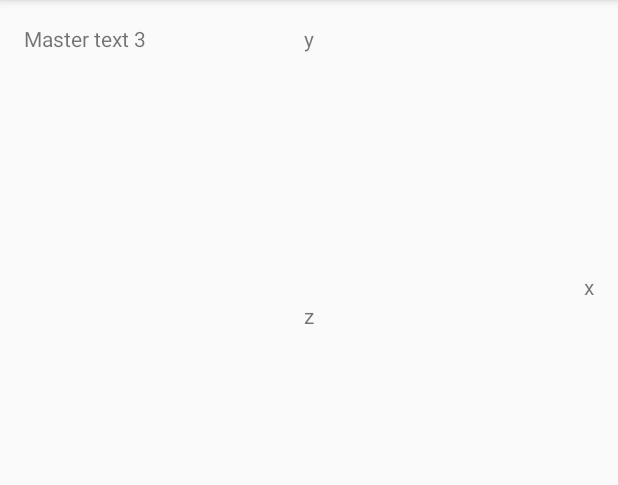
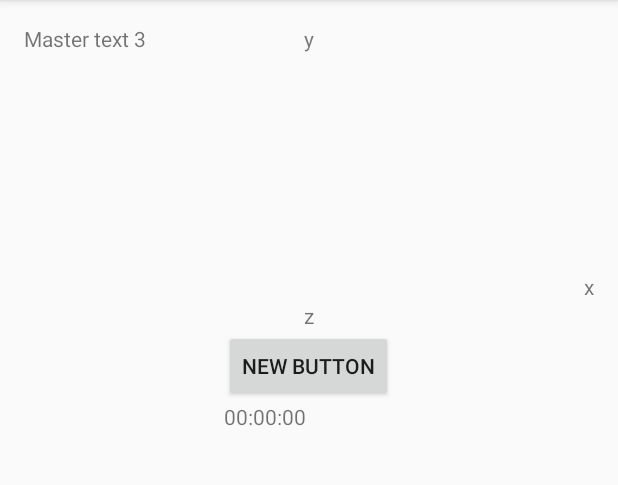
Before and after one commit to xigolle/WakeApp, an Android app: the screen it shows after launch (MainActivity), on a phone screen of 412 x 824 dp, the part 84-569 px from its top. Run offline under Robolectric (Android 15) with nearby library versions, the phone set to English and light mode, and no system bars.

Commit message:
begin of timecheck
first steps into time check

```diff
--- a/app/src/main/java/com/example/joeyd/wakeapp/MainActivity.java
+++ b/app/src/main/java/com/example/joeyd/wakeapp/MainActivity.java
@@ -1,14 +1,26 @@
 package com.example.joeyd.wakeapp;
 
+import android.os.AsyncTask;
+import android.os.Bundle;
 import android.support.v7.app.AppCompatActivity;
-import android.os.Bundle;
+import android.util.Log;
 import android.view.Menu;
 import android.view.MenuItem;
+import android.view.View;
+import android.widget.TextView;
+import android.widget.Toast;
+
+import java.util.Calendar;
+import java.util.Date;
+import java.util.Objects;
+
 
 public class MainActivity extends AppCompatActivity /* implements SensorEventListener*/ {
 
     accelerometerManager accelerometer;
 
+    //TextView timeTxtView;
+    checkTime timeCheck;
     @Override
     protected void onCreate(Bundle savedInstanceState) {
         super.onCreate(savedInstanceState);
@@ -18,6 +30,8 @@ public class MainActivity extends AppCompatActivity /* implements SensorEventLis
 
         accelerometer = new accelerometerManager(this.getApplicationContext(), this);
 
+        //getTime.execute();
+        timeCheck = new checkTime("name");
     }
 
     @Override
@@ -41,4 +55,43 @@ public class MainActivity extends AppCompatActivity /* implements SensorEventLis
 
         return super.onOptionsItemSelected(item);
     }
+
+    /*AsyncTask getTime = new AsyncTask<Object, String, String>() {
+        @Override
+        protected String doInBackground(Object... params) {
+
+            for (int i = 0; i < 0; i++) {
+                Calendar cal = Calendar.getInstance();
+                int hour = cal.get(Calendar.HOUR_OF_DAY);
+                int minute = cal.get(Calendar.MINUTE);
+                int second = cal.get(Calendar.SECOND);
+                String time = hour + ":" + minute + ":" + second;
+                Log.i("Debug", time);
+                publishProgress(time);
+            }
+            return "5";
+        }
+
+        protected void onProgressUpdate(String... time) {
+            timeTxtView = (TextView)findViewById(R.id.time);
+            timeTxtView.setText(time.toString());
+        }
+
+        protected void onPostExecute(String time) {
+            timeTxtView = (TextView)findViewById(R.id.time);
+            timeTxtView.setText(time);
+        }
+    };
+
+    public void setTime(View v) {
+        Calendar cal = Calendar.getInstance();
+        int hour = cal.get(Calendar.HOUR_OF_DAY);
+        int minute = cal.get(Calendar.MINUTE);
+        int second = cal.get(Calendar.SECOND);
+        String time = hour + ":" + minute + ":" + second;
+        TextView timeTxt = (TextView)findViewById(R.id.time);
+        timeTxt.setText(time);
+
+
+    }*/
 }
--- a/app/src/main/java/com/example/joeyd/wakeapp/accelerometerManager.java
+++ b/app/src/main/java/com/example/joeyd/wakeapp/accelerometerManager.java
@@ -60,7 +60,7 @@ public class accelerometerManager implements SensorEventListener {
                     yText.setText("y: " + String.valueOf(y));
                     zText.setText("z: " + String.valueOf(z));
                     if (!smsSend){
-                        TextManager.Send("0478057618", "Ik ben wakker", context);
+                        //TextManager.Send("0478057618", "Ik ben wakker", context);
                         smsSend = true;
                     }
                 }
--- /dev/null
+++ b/app/src/main/java/com/example/joeyd/wakeapp/checkTime.java
@@ -0,0 +1,35 @@
+package com.example.joeyd.wakeapp;
+
+import android.app.IntentService;
+import android.content.Intent;
+import android.util.Log;
+
+import java.util.Calendar;
+
+/**
+ * Created by mathias on 7/01/2016.
+ */
+public class checkTime extends IntentService {
+
+
+    /**
+     * Creates an IntentService.  Invoked by your subclass's constructor.
+     *
+     * @param name Used to name the worker thread, important only for debugging.
+     */
+    public checkTime(String name) {
+        super(name);
+    }
+
+    @Override
+    protected void onHandleIntent(Intent intent) {
+        if (intent != null) {
+            Calendar cal = Calendar.getInstance();
+            int hour = cal.get(Calendar.HOUR_OF_DAY);
+            int minute = cal.get(Calendar.MINUTE);
+            int second = cal.get(Calendar.SECOND);
+            String time = hour + ":" + minute + ":" + second;
+            Log.i("Debug", time);
+        }
+    }
+}
--- a/app/src/main/res/layout/activity_main.xml
+++ b/app/src/main/res/layout/activity_main.xml
@@ -42,5 +42,26 @@
         android:layout_below="@+id/x"
         android:layout_centerHorizontal="true" />
 
+    <TextView
+        android:layout_width="wrap_content"
+        android:layout_height="wrap_content"
+        android:textAppearance="?android:attr/textAppearanceSmall"
+        android:text="00:00:00"
+        android:id="@+id/time"
+        android:layout_alignLeft="@+id/button"
+        android:layout_alignStart="@+id/button"
+        android:layout_alignRight="@+id/z"
+        android:layout_alignEnd="@+id/z"
+        android:layout_below="@+id/button" />
+
+    <Button
+        android:layout_width="wrap_content"
+        android:layout_height="wrap_content"
+        android:text="New Button"
+        android:id="@+id/button"
+        android:layout_below="@+id/z"
+        android:layout_centerHorizontal="true"
+        android:onClick="setTime"/>
+
 
 </RelativeLayout>
```
